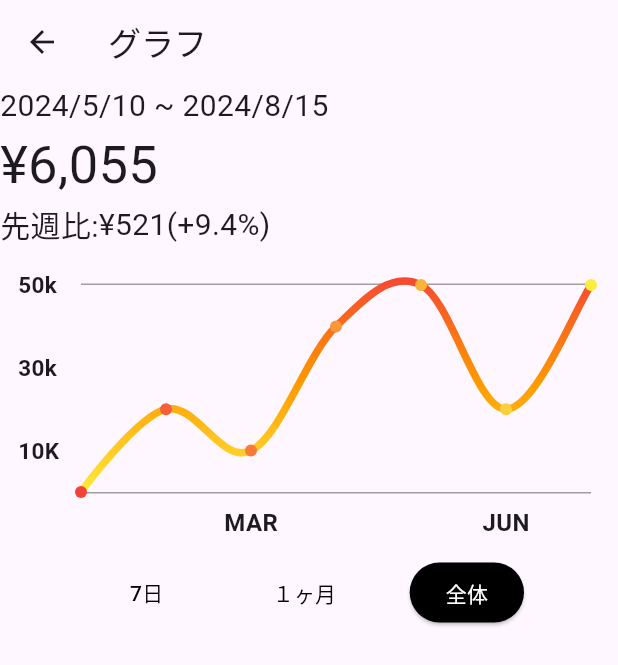
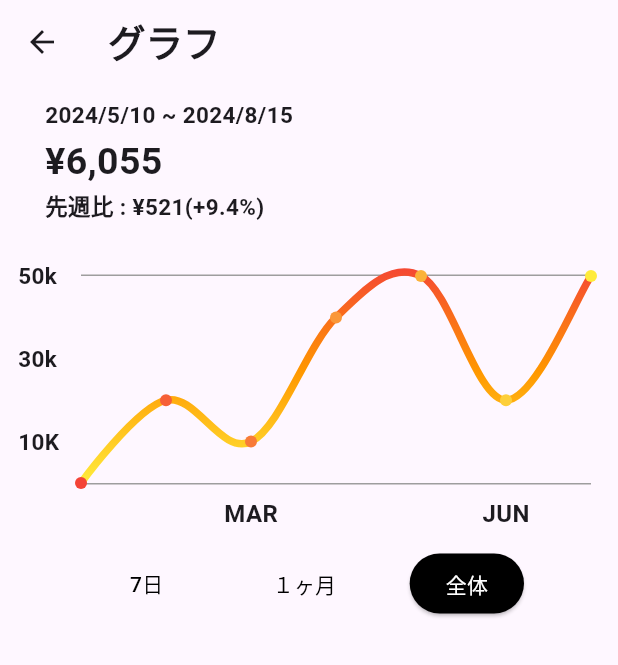
Before and after one commit to kou-nagamine/new_save_money, a Flutter app: the GraphPage screen opened directly, on a phone screen of 412 x 824 dp. Shown: the top 665 px of the screen. Run offline on Flutter 3.47's test engine with Material 3 defaults, Android fonts, the phone set to English and light mode, and no system bars; drawn by our look-alikes of fl_chart; our stand-ins replace flutter_riverpod, flutter_svg, riverpod_annotation, shared_preferences; missing offline and left inert: iconoir_flutter; accounts and stored records are empty; generated files the repository leaves out were written again; statements that could not run were skipped.

Commit message:
fix graph page

```diff
--- a/lib/views/pages/graph/graph_page.dart
+++ b/lib/views/pages/graph/graph_page.dart
@@ -13,44 +13,53 @@ class _GraphPageState extends State<GraphPage> {
   Widget build(BuildContext context) {
     return Scaffold(
       appBar: AppBar(
-        title: Text('グラフ')
+        title: Text(
+          'グラフ',
+          style: TextStyle(
+            fontSize: 25,
+            fontWeight: FontWeight.bold
+          ),
+        )
       ),
       body: Column(
         mainAxisAlignment: MainAxisAlignment.start,
         children: [
-          Column(
+          SizedBox(height: 10),
+          Padding(
+            padding: EdgeInsets.only(left:30),
+            child: Column(
               crossAxisAlignment: CrossAxisAlignment.start,
               children: [
                 Text(
                   '2024/5/10 ~ 2024/8/15',
                   style: TextStyle(
-                  fontSize: 20
+                    fontSize: 15,
+                    fontWeight: FontWeight.bold
                   ),
                 ),
+                SizedBox(height: 3),
                 Text(
                   '¥6,055',
                   style: TextStyle(
-                  fontSize: 35
+                    fontSize: 25,
+                    fontWeight: FontWeight.bold,
                   ),
                 ),
                 Row(
                   children: [
                     Text(
-                    '先週比:',
+                      '先週比 : ¥521(+9.4%)',
                       style: TextStyle(
-                      fontSize: 20
+                        fontSize: 15,
+                        fontWeight: FontWeight.bold,
                       ),
                     ),
-                  Text(
-                    '¥521(+9.4%)',
-                    style: TextStyle(
-                      fontSize: 20
-                    ),
-                  )
                   ],
                 ),
               ]
             ),
+          ),
+          SizedBox(height: 10),
           AspectRatio(
             aspectRatio: 2.0,
             child: Padding(
@@ -70,12 +79,12 @@ class _GraphPageState extends State<GraphPage> {
                       bottom: BorderSide(color: Colors.grey),
                     )
                   ),
-                  titlesData: FlTitlesData(
+                  titlesData: const FlTitlesData(
                     show: true,
-                    rightTitles: const AxisTitles(
+                    rightTitles: AxisTitles(
                       sideTitles: SideTitles(showTitles: false),
                     ),
-                    topTitles: const AxisTitles(
+                    topTitles: AxisTitles(
                       sideTitles: SideTitles(showTitles: false),
                     ),
                     bottomTitles: AxisTitles(
@@ -111,7 +120,7 @@ class _GraphPageState extends State<GraphPage> {
                         FlSpot(6,5),
                       ],
                       //color: Colors.red,
-                      gradient: LinearGradient(
+                      gradient: const LinearGradient(
                         colors:[
                           Colors.red,
                           Colors.orange,
@@ -123,7 +132,7 @@ class _GraphPageState extends State<GraphPage> {
                       barWidth: 5,
                       isCurved: true,
                       curveSmoothness: 0.35,
-                      dotData: FlDotData(
+                      dotData: const FlDotData(
                         show: true,
                       ),
                     ),
@@ -216,6 +225,5 @@ Widget leftTitleWidgets(double value, TitleMeta meta) {
       default:
         return Container();
     }
-
   return Text(text, style: style, textAlign: TextAlign.left);
 }
```
Lines whose indentation alone changed are shown as unchanged.
